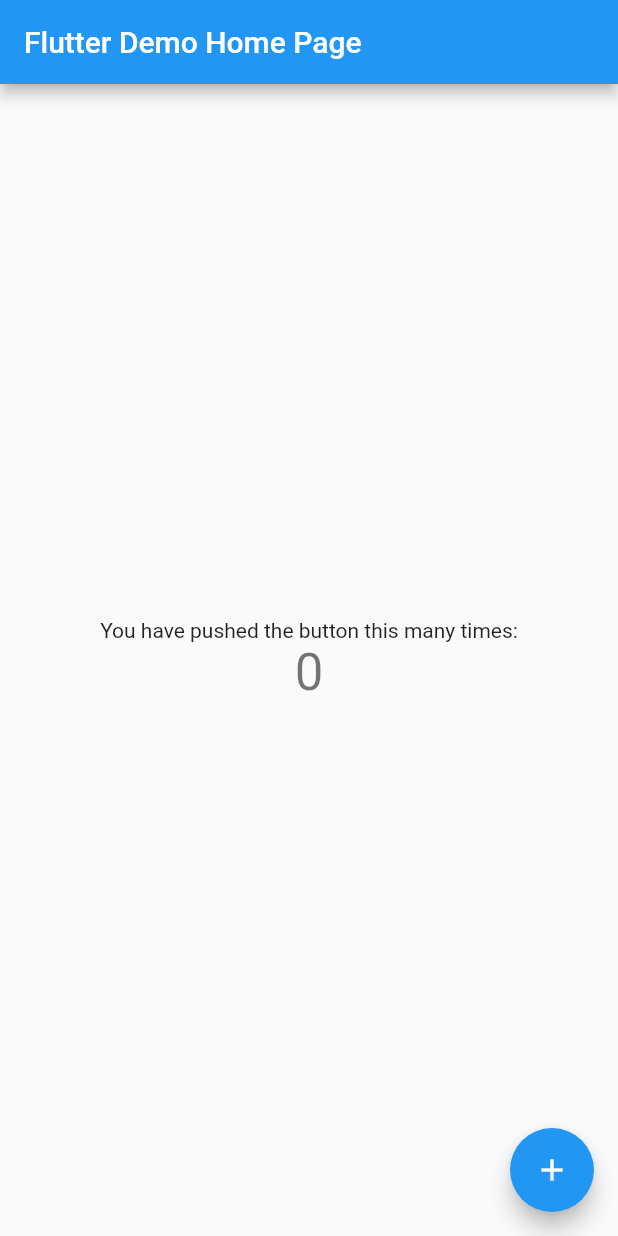
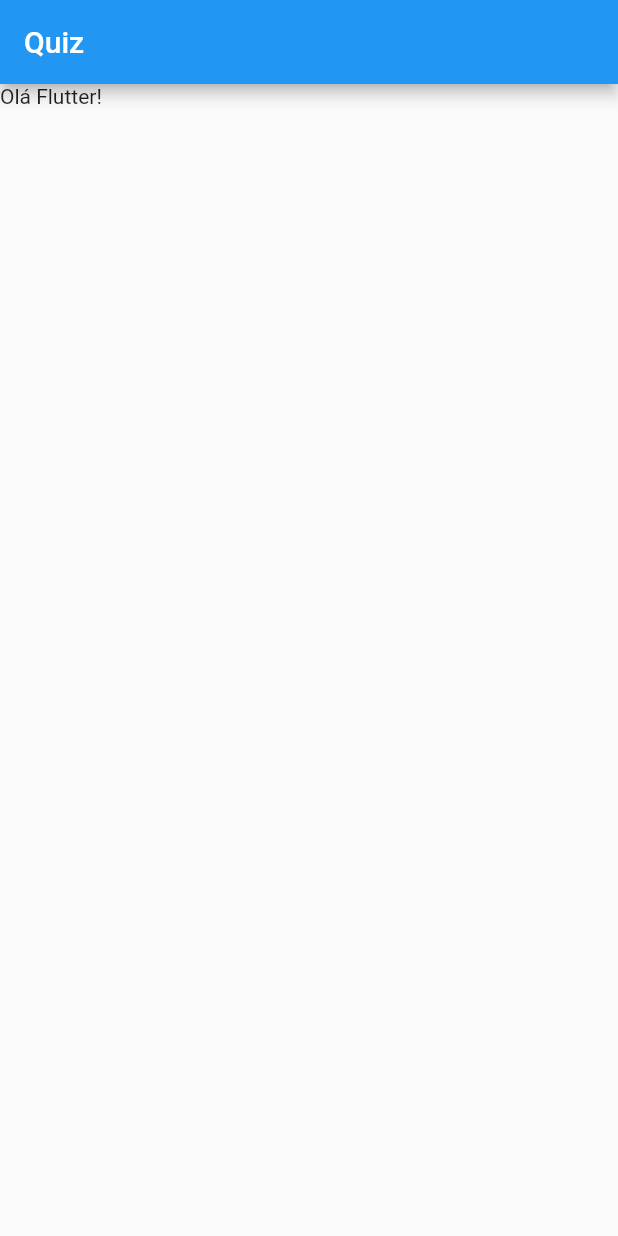
Before and after one commit to menesesdev/Quiz_Perguntas_App, a Flutter app: the screen it shows after launch, on a phone screen of 412 x 824 dp. Run offline on Flutter 3.47's test engine with Material 2 defaults, Android fonts, the phone set to English and light mode, and no system bars.

Commit message:
Iniciando a confecção do projeto

```diff
--- a/lib/main.dart
+++ b/lib/main.dart
@@ -1,115 +1,19 @@
 import 'package:flutter/material.dart';
 
-void main() {
-  runApp(const MyApp());
-}
+main() => runApp(PerguntaApp());
 
-class MyApp extends StatelessWidget {
-  const MyApp({super.key});
+class PerguntaApp extends StatelessWidget {
 
-  // This widget is the root of your application.
+
   @override
   Widget build(BuildContext context) {
     return MaterialApp(
-      title: 'Flutter Demo',
-      theme: ThemeData(
-        // This is the theme of your application.
-        //
-        // Try running your application with "flutter run". You'll see the
-        // application has a blue toolbar. Then, without quitting the app, try
-        // changing the primarySwatch below to Colors.green and then invoke
-        // "hot reload" (press "r" in the console where you ran "flutter run",
-        // or simply save your changes to "hot reload" in a Flutter IDE).
-        // Notice that the counter didn't reset back to zero; the application
-        // is not restarted.
-        primarySwatch: Colors.blue,
+      home: Scaffold(
+        appBar: AppBar(
+          title: Text('Quiz'),
+        ),
+        body: Text('Olá Flutter!'),
       ),
-      home: const MyHomePage(title: 'Flutter Demo Home Page'),
     );
   }
 }
-
-class MyHomePage extends StatefulWidget {
-  const MyHomePage({super.key, required this.title});
-
-  // This widget is the home page of your application. It is stateful, meaning
-  // that it has a State object (defined below) that contains fields that affect
-  // how it looks.
-
-  // This class is the configuration for the state. It holds the values (in this
-  // case the title) provided by the parent (in this case the App widget) and
-  // used by the build method of the State. Fields in a Widget subclass are
-  // always marked "final".
-
-  final String title;
-
-  @override
-  State<MyHomePage> createState() => _MyHomePageState();
-}
-
-class _MyHomePageState extends State<MyHomePage> {
-  int _counter = 0;
-
-  void _incrementCounter() {
-    setState(() {
-      // This call to setState tells the Flutter framework that something has
-      // changed in this State, which causes it to rerun the build method below
-      // so that the display can reflect the updated values. If we changed
-      // _counter without calling setState(), then the build method would not be
-      // called again, and so nothing would appear to happen.
-      _counter++;
-    });
-  }
-
-  @override
-  Widget build(BuildContext context) {
-    // This method is rerun every time setState is called, for instance as done
-    // by the _incrementCounter method above.
-    //
-    // The Flutter framework has been optimized to make rerunning build methods
-    // fast, so that you can just rebuild anything that needs updating rather
-    // than having to individually change instances of widgets.
-    return Scaffold(
-      appBar: AppBar(
-        // Here we take the value from the MyHomePage object that was created by
-        // the App.build method, and use it to set our appbar title.
-        title: Text(widget.title),
-      ),
-      body: Center(
-        // Center is a layout widget. It takes a single child and positions it
-        // in the middle of the parent.
-        child: Column(
-          // Column is also a layout widget. It takes a list of children and
-          // arranges them vertically. By default, it sizes itself to fit its
-          // children horizontally, and tries to be as tall as its parent.
-          //
-          // Invoke "debug painting" (press "p" in the console, choose the
-          // "Toggle Debug Paint" action from the Flutter Inspector in Android
-          // Studio, or the "Toggle Debug Paint" command in Visual Studio Code)
-          // to see the wireframe for each widget.
-          //
-          // Column has various properties to control how it sizes itself and
-          // how it positions its children. Here we use mainAxisAlignment to
-          // center the children vertically; the main axis here is the vertical
-          // axis because Columns are vertical (the cross axis would be
-          // horizontal).
-          mainAxisAlignment: MainAxisAlignment.center,
-          children: <Widget>[
-            const Text(
-              'You have pushed the button this many times:',
-            ),
-            Text(
-              '$_counter',
-              style: Theme.of(context).textTheme.headline4,
-            ),
-          ],
-        ),
-      ),
-      floatingActionButton: FloatingActionButton(
-        onPressed: _incrementCounter,
-        tooltip: 'Increment',
-        child: const Icon(Icons.add),
-      ), // This trailing comma makes auto-formatting nicer for build methods.
-    );
-  }
-}
```
